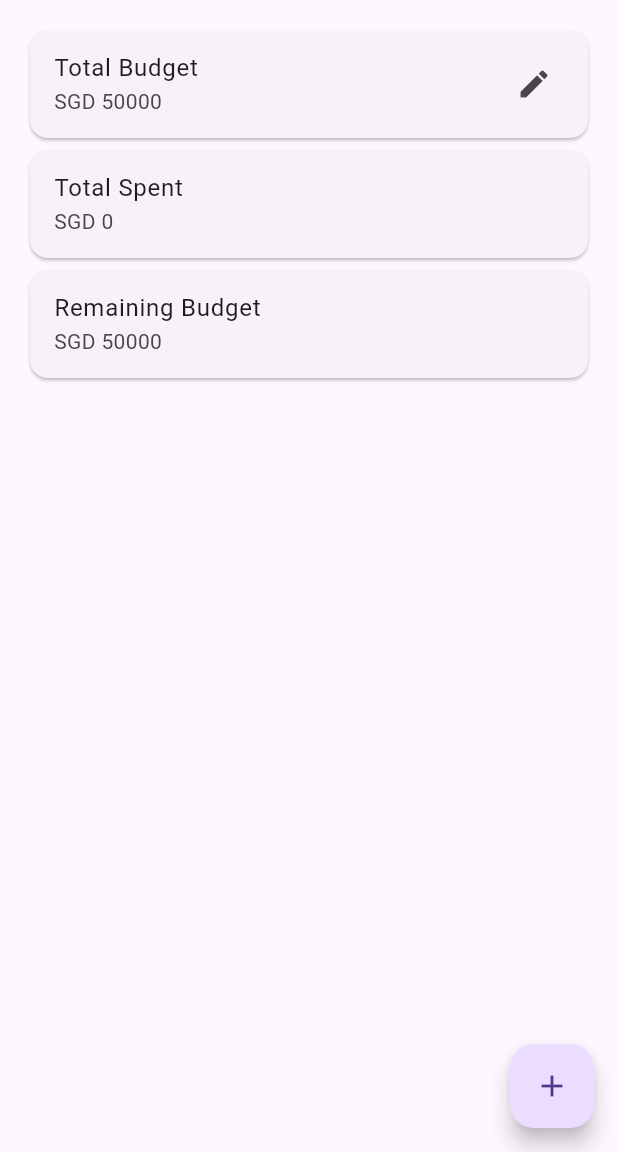
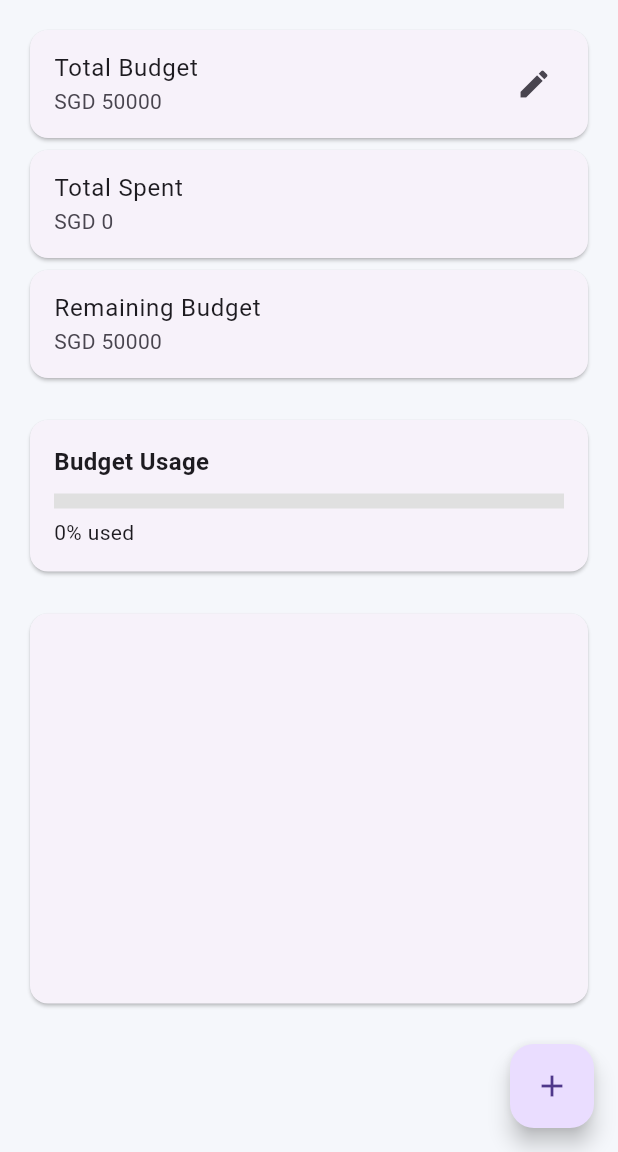
Before and after one commit to firdaussulaiman/renobudget-sg, a Flutter app: the screen it shows after launch, on a phone screen of 412 x 824 dp, the part 84-1236 px from its top. Run offline on Flutter 3.47's test engine with Material 3 defaults, Android fonts, the phone set to English and light mode, and no system bars; drawn by our look-alikes of fl_chart.

Commit message:
Fix overflow and improve UI

```diff
--- a/lib/main.dart
+++ b/lib/main.dart
@@ -15,7 +15,11 @@ class RenoBudgetApp extends StatelessWidget {
     return MaterialApp(
       title: 'RenoBudget SG',
       debugShowCheckedModeBanner: false,
-      theme: ThemeData(fontFamily: 'Roboto', primarySwatch: Colors.indigo),
+      theme: ThemeData(
+        primarySwatch: Colors.indigo,
+        scaffoldBackgroundColor: const Color(0xffF5F7FB),
+        fontFamily: 'Roboto',
+      ),
       home: const DashboardScreen(),
     );
   }
@@ -37,11 +41,23 @@ class _DashboardScreenState extends State<DashboardScreen> {
 
   double get remainingBudget => totalBudget - totalSpent;
 
-  /// EDIT BUDGET POPUP
+  double get progress =>
+      totalBudget == 0 ? 0 : (totalSpent / totalBudget).clamp(0, 1);
+
+  /// PIE CHART COLORS
+  final List<Color> chartColors = [
+    Colors.indigo,
+    Colors.orange,
+    Colors.green,
+    Colors.red,
+    Colors.purple,
+    Colors.teal,
+    Colors.amber,
+  ];
+
+  /// EDIT BUDGET
   void editBudget() {
-    final controller = TextEditingController();
-
-    controller.text = totalBudget.toString();
+    final controller = TextEditingController(text: totalBudget.toString());
 
     showDialog(
       context: context,
@@ -57,14 +73,11 @@ class _DashboardScreenState extends State<DashboardScreen> {
 
           actions: [
             TextButton(
+              onPressed: () => Navigator.pop(context),
               child: const Text("Cancel"),
-              onPressed: () {
-                Navigator.pop(context);
-              },
             ),
 
             ElevatedButton(
-              child: const Text("Save"),
               onPressed: () {
                 setState(() {
                   totalBudget = double.tryParse(controller.text) ?? totalBudget;
@@ -72,6 +85,7 @@ class _DashboardScreenState extends State<DashboardScreen> {
 
                 Navigator.pop(context);
               },
+              child: const Text("Save"),
             ),
           ],
         );
@@ -137,20 +151,24 @@ class _DashboardScreenState extends State<DashboardScreen> {
     final categoryData = getCategoryTotals();
 
     return Scaffold(
-      appBar: AppBar(title: const Text("RenoBudget SG")),
+      appBar: AppBar(title: const Text("RenoBudget SG"), elevation: 0),
 
       floatingActionButton: FloatingActionButton(
         onPressed: openAddExpense,
         child: const Icon(Icons.add),
       ),
 
-      body: Padding(
+      body: SingleChildScrollView(
+        child: Padding(
           padding: const EdgeInsets.all(16),
 
           child: Column(
             children: [
               /// TOTAL BUDGET
               Card(
+                shape: RoundedRectangleBorder(
+                  borderRadius: BorderRadius.circular(12),
+                ),
                 child: ListTile(
                   title: const Text("Total Budget"),
                   subtitle: Text("SGD ${totalBudget.toStringAsFixed(0)}"),
@@ -161,14 +179,20 @@ class _DashboardScreenState extends State<DashboardScreen> {
 
               /// TOTAL SPENT
               Card(
+                shape: RoundedRectangleBorder(
+                  borderRadius: BorderRadius.circular(12),
+                ),
                 child: ListTile(
                   title: const Text("Total Spent"),
                   subtitle: Text("SGD ${totalSpent.toStringAsFixed(0)}"),
                 ),
               ),
 
-            /// REMAINING
+              /// REMAINING BUDGET
               Card(
+                shape: RoundedRectangleBorder(
+                  borderRadius: BorderRadius.circular(12),
+                ),
                 child: ListTile(
                   title: const Text("Remaining Budget"),
                   subtitle: Text("SGD ${remainingBudget.toStringAsFixed(0)}"),
@@ -177,22 +201,85 @@ class _DashboardScreenState extends State<DashboardScreen> {
 
               const SizedBox(height: 20),
 
+              /// BUDGET PROGRESS
+              Card(
+                shape: RoundedRectangleBorder(
+                  borderRadius: BorderRadius.circular(12),
+                ),
+
+                child: Padding(
+                  padding: const EdgeInsets.all(16),
+
+                  child: Column(
+                    crossAxisAlignment: CrossAxisAlignment.start,
+                    children: [
+                      const Text(
+                        "Budget Usage",
+                        style: TextStyle(
+                          fontWeight: FontWeight.bold,
+                          fontSize: 16,
+                        ),
+                      ),
+
+                      const SizedBox(height: 10),
+
+                      LinearProgressIndicator(
+                        value: progress,
+                        minHeight: 10,
+                        backgroundColor: Colors.grey.shade300,
+                        color: Colors.indigo,
+                      ),
+
+                      const SizedBox(height: 6),
+
+                      Text("${(progress * 100).toStringAsFixed(0)}% used"),
+                    ],
+                  ),
+                ),
+              ),
+
+              const SizedBox(height: 20),
+
               /// PIE CHART
-            SizedBox(
-              height: 200,
+              Card(
+                shape: RoundedRectangleBorder(
+                  borderRadius: BorderRadius.circular(12),
+                ),
+
+                child: Padding(
+                  padding: const EdgeInsets.all(20),
+
+                  child: SizedBox(
+                    height: 220,
+
                     child: PieChart(
                       PieChartData(
-                  sections: categoryData.entries.map((entry) {
+                        sections: categoryData.entries
+                            .toList()
+                            .asMap()
+                            .entries
+                            .map((entry) {
+                              final index = entry.key;
+                              final data = entry.value;
+
                               final percentage = totalSpent == 0
                                   ? 0
-                        : (entry.value / totalSpent * 100);
+                                  : (data.value / totalSpent * 100);
 
                               return PieChartSectionData(
-                      value: entry.value,
+                                color: chartColors[index % chartColors.length],
+                                value: data.value,
                                 title: "${percentage.toStringAsFixed(0)}%",
                                 radius: 70,
+                                titleStyle: const TextStyle(
+                                  color: Colors.white,
+                                  fontWeight: FontWeight.bold,
+                                ),
                               );
-                  }).toList(),
+                            })
+                            .toList(),
+                      ),
+                    ),
                   ),
                 ),
               ),
@@ -200,13 +287,21 @@ class _DashboardScreenState extends State<DashboardScreen> {
               const SizedBox(height: 20),
 
               /// EXPENSE LIST
-            Expanded(
-              child: ListView.builder(
+              ListView.builder(
+                shrinkWrap: true,
+                physics: const NeverScrollableScrollPhysics(),
+
                 itemCount: expenses.length,
+
                 itemBuilder: (context, index) {
                   final expense = expenses[index];
 
-                  return Dismissible(
+                  return Card(
+                    shape: RoundedRectangleBorder(
+                      borderRadius: BorderRadius.circular(12),
+                    ),
+
+                    child: Dismissible(
                       key: Key(expense.item + index.toString()),
 
                       background: Container(
@@ -220,7 +315,6 @@ class _DashboardScreenState extends State<DashboardScreen> {
                         deleteExpense(index);
                       },
 
-                    child: Card(
                       child: ListTile(
                         title: Text(expense.item),
                         subtitle: Text(expense.category),
@@ -228,6 +322,7 @@ class _DashboardScreenState extends State<DashboardScreen> {
                           "SGD ${expense.amount.toStringAsFixed(0)}",
                           style: const TextStyle(fontWeight: FontWeight.bold),
                         ),
+
                         onTap: () {
                           openEditExpense(index);
                         },
@@ -236,8 +331,8 @@ class _DashboardScreenState extends State<DashboardScreen> {
                   );
                 },
               ),
+            ],
           ),
-          ],
         ),
       ),
     );
```
Lines whose indentation alone changed are shown as unchanged.
